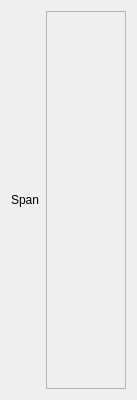
ofts-cqm/matCalc, file spansetpane.ui: the form before one commit.
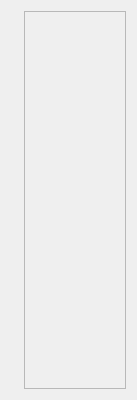
The form after the commit. Icons and pictures are not drawn.

Commit message: span set ui fix

Diff of the .ui file:
```diff
--- a/spansetpane.ui
+++ b/spansetpane.ui
@@ -29,7 +29,10 @@
    <item>
     <widget class="QLabel" name="span">
      <property name="text">
-      <string>Span</string>
+      <string/>
+     </property>
+     <property name="textFormat">
+      <enum>Qt::TextFormat::PlainText</enum>
      </property>
     </widget>
    </item>
@@ -43,7 +46,7 @@
        <rect>
         <x>0</x>
         <y>0</y>
-        <width>62</width>
+        <width>93</width>
         <height>364</height>
        </rect>
       </property>
```
The commit also changes 3 other files.
